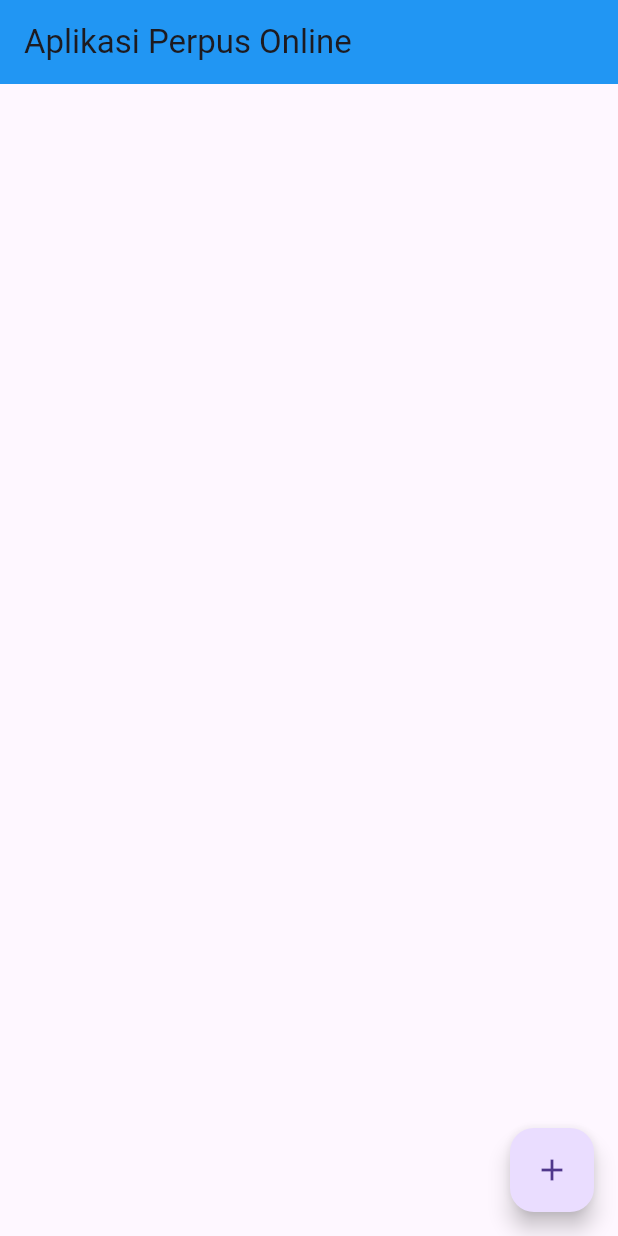
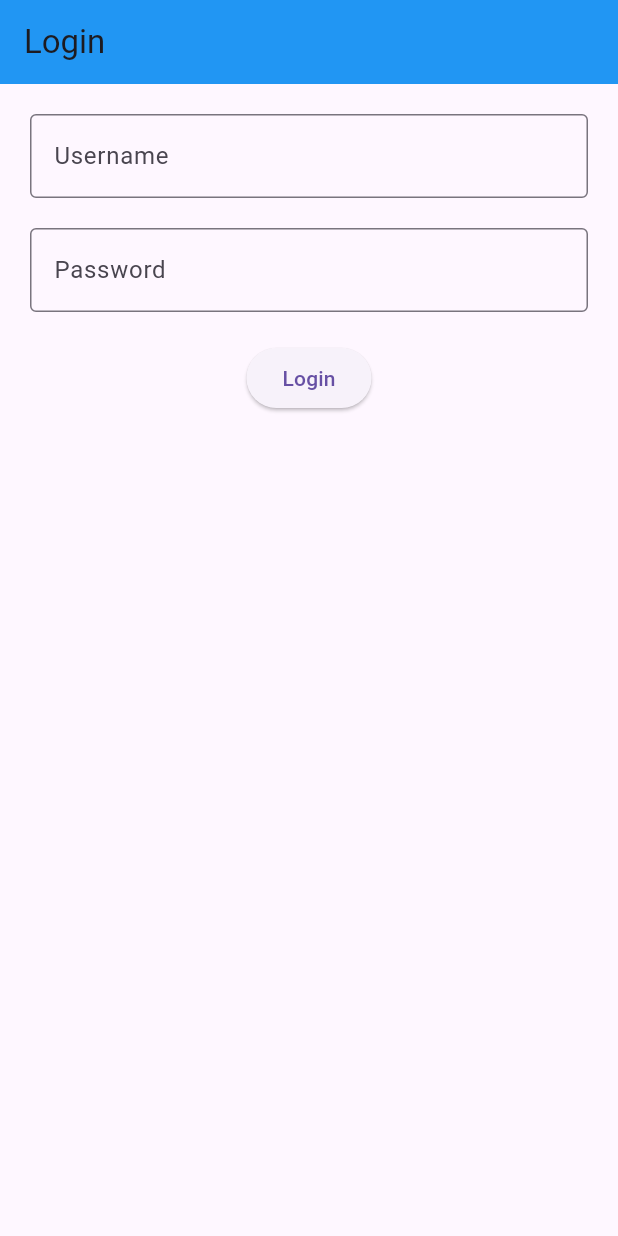
Before and after one commit to SIPalingMumet/Perpus_App, a Flutter app: the screen it shows after launch, on a phone screen of 412 x 824 dp. Run offline on Flutter 3.47's test engine with Material 3 defaults, Android fonts, the phone set to English and light mode, and no system bars.

Commit message:
Membuat Create, Read, Update dan Delete serta Login

```diff
--- a/analysis_options.yaml
+++ b/analysis_options.yaml
@@ -7,6 +7,9 @@
 
 # The following line activates a set of recommended lints for Flutter apps,
 # packages, and plugins designed to encourage good coding practices.
+analyzer:
+  errors:
+    unused_local_variable: ignore
 include: package:flutter_lints/flutter.yaml
 
 linter:
--- a/lib/AddPage.dart
+++ b/lib/AddPage.dart
@@ -21,12 +21,6 @@ class _AddPageState extends State<AddPage> {
         title: Text(
           "Tambah Buku",
           style: TextStyle(fontFamily: "Roboto", color: Colors.white),
-        ),
-        leading: IconButton(
-          icon: Icon(Icons.arrow_back),
-          onPressed: () {
-            Navigator.pop(context);
-          },
         ),
       ),
       body: Container(
--- a/lib/login_page.dart
+++ b/lib/login_page.dart
@@ -0,0 +1,65 @@
+import 'package:flutter/material.dart';
+
+class LoginPage extends StatefulWidget {
+  @override
+  _LoginPageState createState() => _LoginPageState();
+}
+
+class _LoginPageState extends State<LoginPage> {
+  final TextEditingController _usernameController = TextEditingController();
+  final TextEditingController _passwordController = TextEditingController();
+
+  final String correctUsername = 'user';
+  final String correctPassword = 'password';
+
+  void _login() {
+    final username = _usernameController.text;
+    final password = _passwordController.text;
+
+    if (username == correctUsername && password == correctPassword) {
+      Navigator.pushReplacementNamed(context, '/');
+    } else {
+      ScaffoldMessenger.of(context).showSnackBar(
+        SnackBar(
+          content: Text('Username atau password salah!'),
+        ),
+      );
+    }
+  }
+
+  @override
+  Widget build(BuildContext context) {
+    return Scaffold(
+      appBar: AppBar(
+        backgroundColor: Colors.blue,
+        title: Text('Login'),
+        automaticallyImplyLeading: false,
+      ),
+      body: Padding(
+        padding: const EdgeInsets.all(20.0),
+        child: Column(
+          mainAxisAlignment: MainAxisAlignment.start,
+          children: [
+            TextField(
+              controller: _usernameController,
+              decoration: InputDecoration(labelText: 'Username',
+              border: OutlineInputBorder(),),
+            ),
+            SizedBox(height: 20.0),
+            TextField(
+              controller: _passwordController,
+              decoration: InputDecoration(labelText: 'Password',
+              border: OutlineInputBorder(),),
+              obscureText: true,
+            ),
+            SizedBox(height: 20.0),
+            ElevatedButton(
+              onPressed: _login,
+              child: Text('Login'),
+            ),
+          ],
+        ),
+      ),
+    );
+  }
+}
```
Also changed, not shown: lib/main.dart (+36 -7 lines).
